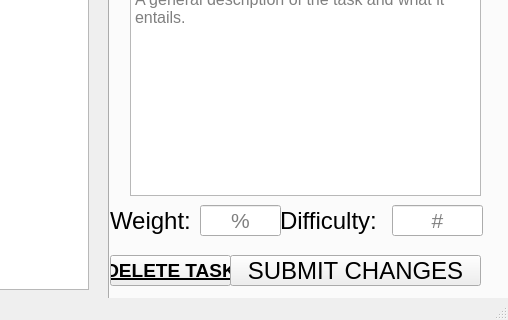
Above: tasker.ui from ColbiH/Tasker before the change; both pictures show x 292 to 800 and y 280 to 600 of the 800 by 600 pixel window. Below: the same form after it.
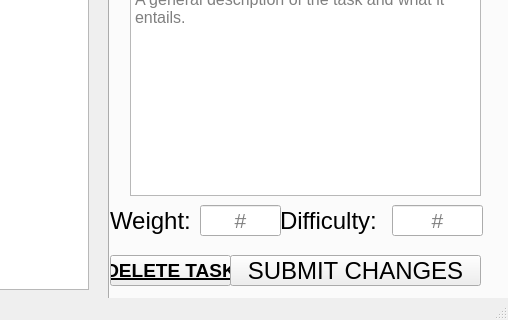
That is the form after the change.

Commit message: No percent weight

What changed in the file:
```diff
--- a/tasker.ui
+++ b/tasker.ui
@@ -221,7 +221,7 @@
        <set>Qt::AlignCenter</set>
       </property>
       <property name="placeholderText">
-       <string>%</string>
+       <string>#</string>
       </property>
      </widget>
      <widget class="QLineEdit" name="showDifficulty">
```
